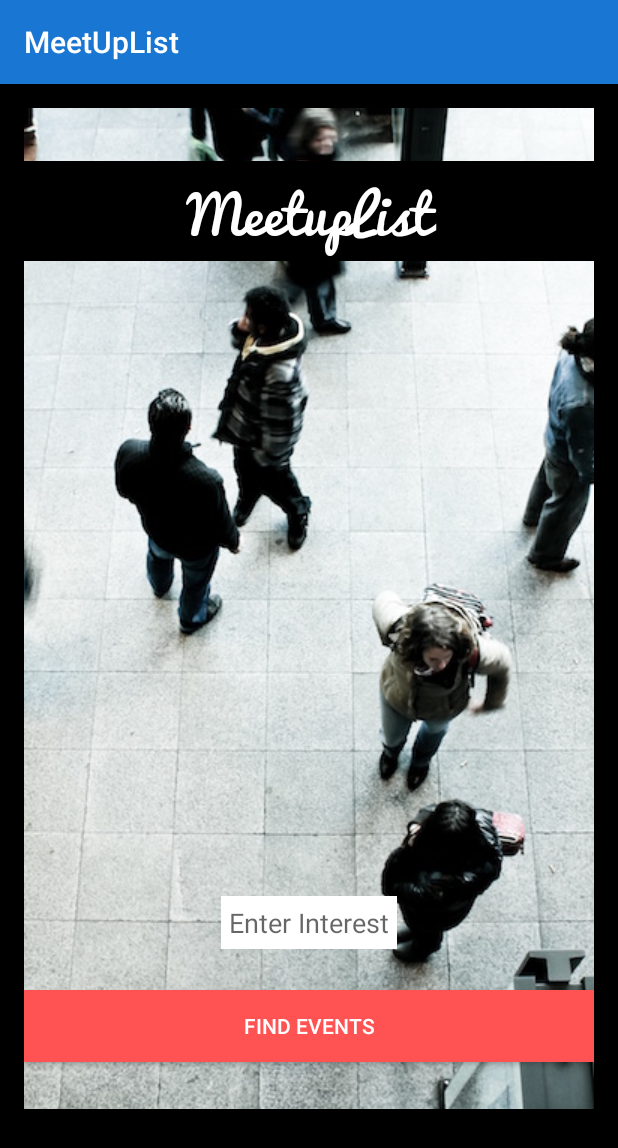
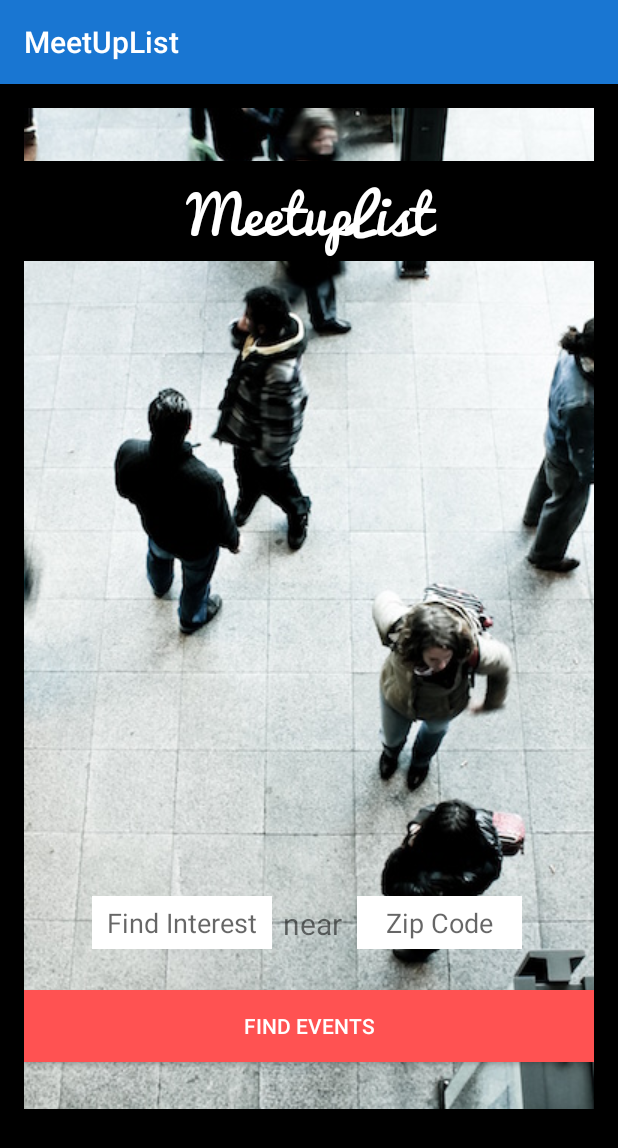
Before and after one commit to maxamillion32/android_meetUpList, an Android app: the screen it shows after launch (MainActivity), on a phone screen of 412 x 824 dp. Shown: the top 1148 px of the screen. Run offline under Robolectric (Android 15) with nearby library versions, the phone set to English and light mode, and no system bars; our stand-ins replace ButterKnife.

Commit message:
Add second argument to search by zip code

```diff
--- a/app/src/main/java/com/epicodus/meetuplist/Constants.java
+++ b/app/src/main/java/com/epicodus/meetuplist/Constants.java
@@ -10,6 +10,7 @@ public class Constants {
     public static final String API_QUERY_PARAMETER = "key";
     public static final String SEARCH_QUERY_PARAMETER = "topic";
     public static final String TIME_QUERY_PARAMETER = "time=,1w";
+    public static final String LOCATION_QUERY_PARAMETER = "zip";
 
     // https://api.meetup.com/2/open_events?topic=dancing&time=,1w&key=263238565a442e1967147767292e2462
 }
--- a/app/src/main/java/com/epicodus/meetuplist/MainActivity.java
+++ b/app/src/main/java/com/epicodus/meetuplist/MainActivity.java
@@ -17,6 +17,7 @@ public class MainActivity extends AppCompatActivity implements View.OnClickListe
     @Bind(R.id.FindEventsButton) Button mFindEventsButton;
     @Bind(R.id.InterestEditText) EditText mInterestEditText;
     @Bind(R.id.AppNameTextView) TextView mAppNameTextView;
+    @Bind(R.id.LocationEditText) EditText mLocationEditText;
 
     @Override
     protected void onCreate(Bundle savedInstanceState) {
@@ -34,8 +35,10 @@ public class MainActivity extends AppCompatActivity implements View.OnClickListe
             public void onClick(View v) {
                 if (v == mFindEventsButton) {
                 String topic = mInterestEditText.getText().toString();
+                String location = mLocationEditText.getText().toString();
                 Intent intent = new Intent(MainActivity.this, UpcomingEventsActivity.class);
                 intent.putExtra("topic", topic);
+                intent.putExtra("location", location);
                 startActivity(intent);
             }
     }
--- a/app/src/main/res/layout/activity_main.xml
+++ b/app/src/main/res/layout/activity_main.xml
@@ -51,8 +51,36 @@
         android:id="@+id/InterestEditText"
         android:background="@color/colorTextIcons"
         android:layout_above="@+id/FindEventsButton"
-        android:hint="Enter Interest"
+        android:hint=" Find Interest "
         android:padding="5dp"
-        android:layout_centerHorizontal="true"
-        android:layout_marginBottom="27dp" />
+        android:layout_marginBottom="27dp"
+        android:layout_gravity="left"
+        android:layout_marginLeft="45dp"
+        />
+
+    <EditText
+        android:layout_width="wrap_content"
+        android:layout_height="wrap_content"
+        android:id="@+id/LocationEditText"
+        android:background="@color/colorTextIcons"
+        android:layout_above="@+id/FindEventsButton"
+        android:hint="   Zip Code   "
+        android:padding="5dp"
+        android:layout_marginBottom="27dp"
+        android:layout_gravity="left"
+        android:layout_marginLeft="222dp"
+        />
+
+    <TextView
+        android:layout_width="wrap_content"
+        android:layout_height="wrap_content"
+        android:text="near"
+        android:id="@+id/textView"
+        android:layout_alignBottom="@+id/InterestEditText"
+        android:layout_toLeftOf="@+id/LocationEditText"
+        android:layout_toRightOf="@+id/InterestEditText"
+        android:layout_toEndOf="@+id/InterestEditText"
+        android:layout_marginLeft="7dp"
+        android:layout_marginBottom="3dp"
+        android:textSize="20dp" />
 </RelativeLayout>
```
Also changed, not shown: app/src/main/java/com/epicodus/meetuplist/MeetupService.java (+6 -5 lines), app/src/main/java/com/epicodus/meetuplist/UpcomingEventsActivity.java (+4 -3 lines).
